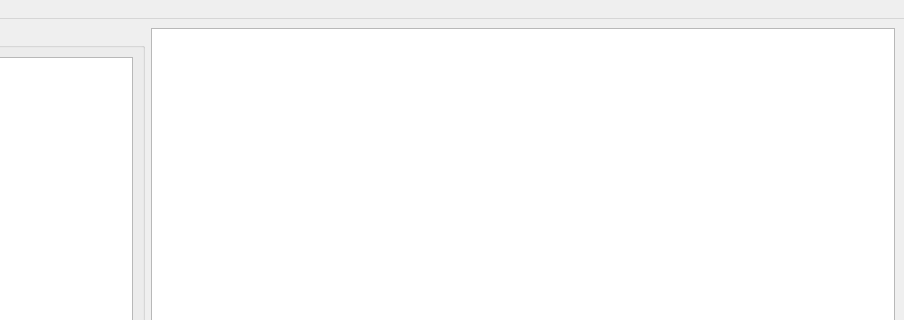
Above: mainwindow.ui from tttgtjft/CodeEditor before the change; both pictures show x 144 to 1048 and y 0 to 320 of the 1048 by 620 pixel window. Below: the same form after it.
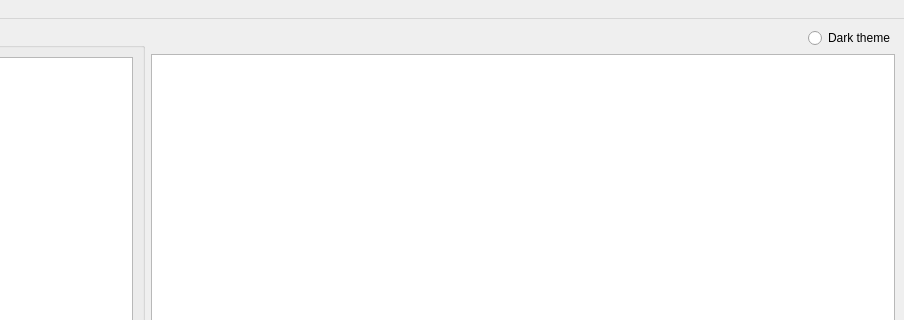
That is the form after the change. Custom widgets are drawn as their Qt base class.

Commit message: Added ThemeChanger class

What changed in the file:
```diff
--- a/mainwindow.ui
+++ b/mainwindow.ui
@@ -44,7 +44,28 @@
      </widget>
     </item>
     <item>
-     <widget class="CodeEditor" name="viewport">
+     <layout class="QVBoxLayout" name="verticalLayout_5">
+      <item alignment="Qt::AlignRight">
+       <widget class="ThemeChanger" name="themeChanger">
+        <property name="enabled">
+         <bool>true</bool>
+        </property>
+        <property name="sizePolicy">
+         <sizepolicy hsizetype="Fixed" vsizetype="Fixed">
+          <horstretch>0</horstretch>
+          <verstretch>0</verstretch>
+         </sizepolicy>
+        </property>
+        <property name="cursor">
+         <cursorShape>PointingHandCursor</cursorShape>
+        </property>
+        <property name="text">
+         <string>Dark theme</string>
+        </property>
+       </widget>
+      </item>
+      <item>
+       <widget class="CodeEditor" name="codeEditor">
       <property name="enabled">
        <bool>true</bool>
       </property>
@@ -62,6 +83,8 @@
      </widget>
     </item>
    </layout>
+    </item>
+   </layout>
   </widget>
   <widget class="QMenuBar" name="menubar">
    <property name="geometry">
@@ -110,6 +133,11 @@
    <extends>QListView</extends>
    <header>FileSystem.h</header>
   </customwidget>
+  <customwidget>
+   <class>ThemeChanger</class>
+   <extends>QRadioButton</extends>
+   <header>ThemeChanger.h</header>
+  </customwidget>
  </customwidgets>
  <resources/>
  <connections/>
```
Left out of the diff: 10 changed lines with no effect on the pictures. Lines whose indentation alone changed are shown as unchanged. The commit also changes 11 other files.
